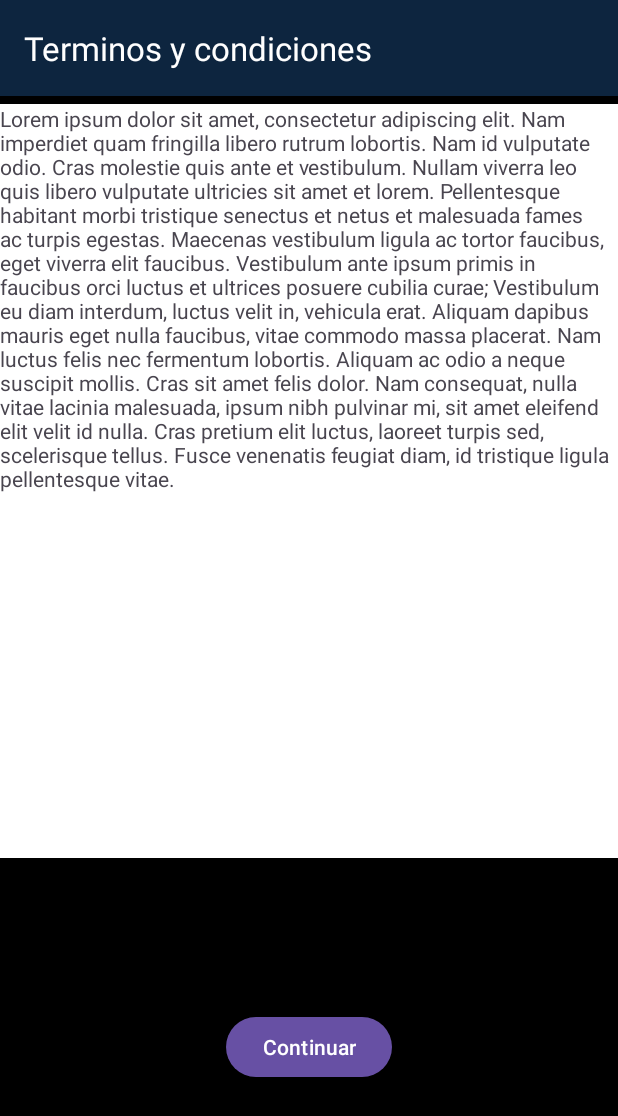
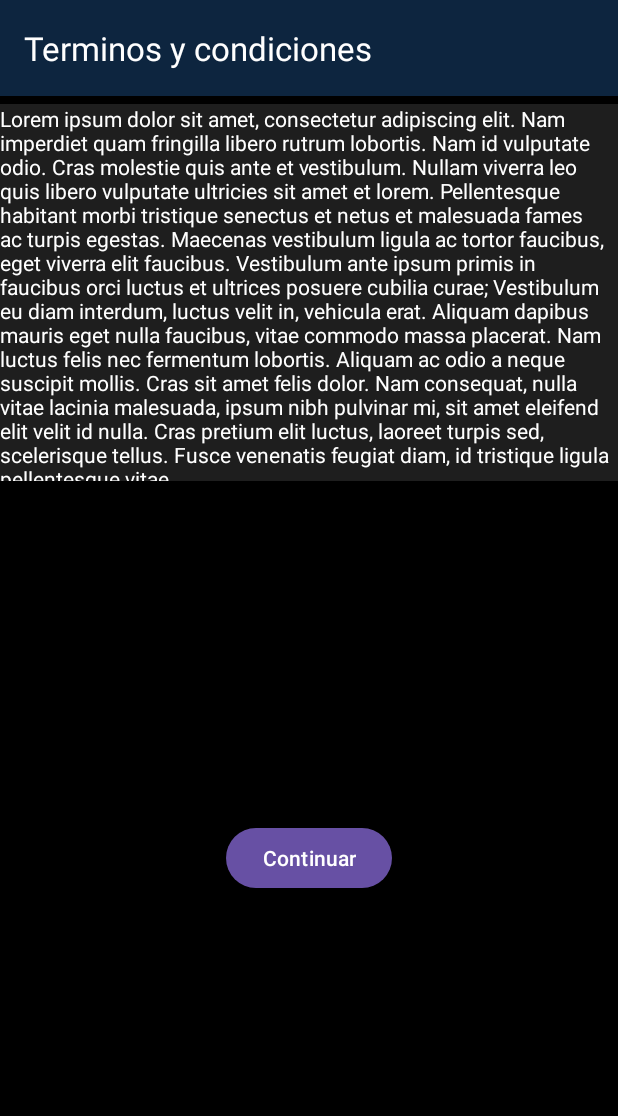
Before and after one commit to agustinotero774/tp2024, an Android app: the FragmentoBoton screen opened directly, with no data from a screen before it, on a phone screen of 412 x 824 dp. Shown: the top 1116 px of the screen. Run offline under Robolectric (Android 15) with nearby library versions, the phone set to English and light mode, and no system bars.

Commit message:
Commit fragmentos

```diff
--- a/app/src/main/java/com/example/tp2024/FragmentoBoton.kt
+++ b/app/src/main/java/com/example/tp2024/FragmentoBoton.kt
@@ -8,8 +8,9 @@ import android.widget.Button
 import androidx.fragment.app.Fragment
 
 class FragmentoBoton: Fragment() {
-    var listener : FragmentoBoton? = null
+    var listener : FragmentoBotonInterfaz? = null
     lateinit var continuar : Button
+
     override fun onCreateView(
         inflater: LayoutInflater,
         container: ViewGroup?,
@@ -18,7 +19,7 @@ class FragmentoBoton: Fragment() {
         val view= inflater.inflate(R.layout.fragmento_boton, container, false)
         continuar = view.findViewById(R.id.botonFragmento)
         continuar.setOnClickListener{
-            listener?.continuar
+            listener?.continuar()
         }
         return view
     }
--- a/app/src/main/java/com/example/tp2024/TermsActivity.kt
+++ b/app/src/main/java/com/example/tp2024/TermsActivity.kt
@@ -30,13 +30,15 @@ class TermsActivity : AppCompatActivity(), FragmentoBotonInterfaz {
             .replace(R.id.contenedorFragmentoTexto,fragmentoScroll)
             .addToBackStack(null)
             .commit()
-/*
+
         val fragmentoBoton = supportFragmentManager
             .findFragmentById(R.id.contenedorFragmentoBoton) as? FragmentoBoton
-        fragmentoBoton?.listener= this*/
+        fragmentoBoton?.listener = this
 
 
     }
+
+
 
     override fun continuar() {
         val intent = Intent(this, LoginActivity::class.java)
--- a/app/src/main/java/com/example/tp2024/api/TheMovieDbService.kt
+++ b/app/src/main/java/com/example/tp2024/api/TheMovieDbService.kt
@@ -6,7 +6,7 @@ import retrofit2.http.Query
 
 interface TheMovieDbService {
 
-    @GET("discover/movie?sort_by=popularity.desc")
+    @GET("discover/movie?language=es-MX&sort_by=popularity.desc")
     fun listaPeliculasPopulares(@Query("api_key")apiKey: String): Call<MovieDbResult>
 
 }
--- a/app/src/main/res/layout/activity_terms.xml
+++ b/app/src/main/res/layout/activity_terms.xml
@@ -17,14 +17,15 @@
         android:id="@+id/contenedorFragmentoTexto"
         android:layout_width="match_parent"
         android:layout_height="0dp"
-        android:layout_weight="2"
+        android:layout_weight="1"
         />
     <fragment
+        android:layout_gravity="center_vertical"
         android:id="@+id/contenedorFragmentoBoton"
         class="com.example.tp2024.FragmentoBoton"
         android:layout_width="match_parent"
         android:layout_height="0dp"
-        android:layout_weight="1"
+        android:layout_weight="2"
         />
 
 
--- a/app/src/main/res/layout/fragmento_boton.xml
+++ b/app/src/main/res/layout/fragmento_boton.xml
@@ -1,7 +1,7 @@
 <?xml version="1.0" encoding="utf-8"?>
 <LinearLayout xmlns:android="http://schemas.android.com/apk/res/android"
-             android:layout_width="match_parent"
-             android:layout_height="match_parent"
+             android:layout_width="wrap_content"
+             android:layout_height="wrap_content"
     android:gravity="center">
 
     <Button
--- a/app/src/main/res/layout/fragmento_text.xml
+++ b/app/src/main/res/layout/fragmento_text.xml
@@ -1,10 +1,11 @@
 <?xml version="1.0" encoding="utf-8"?>
 <LinearLayout xmlns:android="http://schemas.android.com/apk/res/android"
     android:layout_width="match_parent"
-    android:layout_height="match_parent"
-    android:background="@color/white">
+    android:layout_height="wrap_content"
+    android:background="@color/gris">
     <TextView
         android:layout_width="wrap_content"
         android:layout_height="wrap_content"
+        android:textColor="@color/white"
         android:text="@string/lorem"/>
 </LinearLayout>
```
